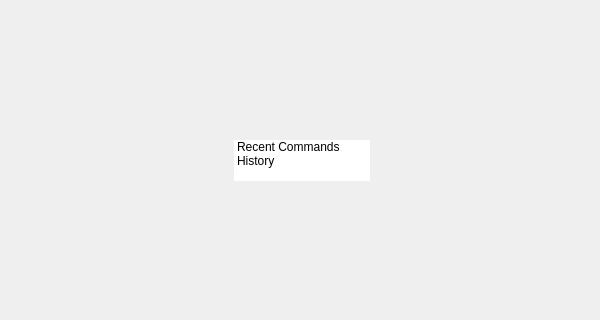
Before: the Qt Designer form tentacle/ui/main.lower#submenu.ui in m3trik/tentacle, drawn with Qt 5; both pictures show x 0 to 600 and y 129 to 449 of the 600 by 604 pixel window.
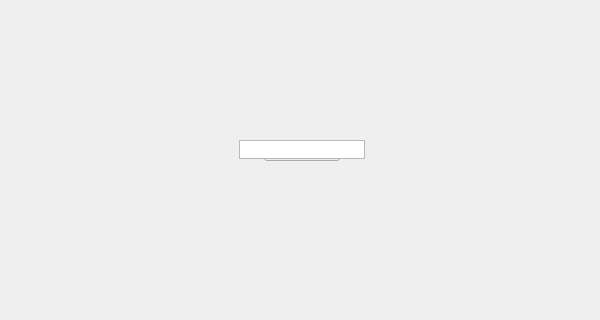
After: the same form once the commit is applied. Custom widgets are drawn as their Qt base class.

```diff
--- a/tentacle/ui/main.lower#submenu.ui
+++ b/tentacle/ui/main.lower#submenu.ui
@@ -87,17 +87,20 @@
       <widget class="ListWidget" name="lw000">
        <property name="geometry">
         <rect>
-         <x>225</x>
+         <x>230</x>
          <y>260</y>
-         <width>136</width>
-         <height>41</height>
+         <width>126</width>
+         <height>19</height>
         </rect>
        </property>
-       <property name="layoutDirection">
-        <enum>Qt::LeftToRight</enum>
+       <property name="sizePolicy">
+        <sizepolicy hsizetype="Maximum" vsizetype="Expanding">
+         <horstretch>0</horstretch>
+         <verstretch>0</verstretch>
+        </sizepolicy>
        </property>
        <property name="frameShape">
-        <enum>QFrame::NoFrame</enum>
+        <enum>QFrame::StyledPanel</enum>
        </property>
        <property name="frameShadow">
         <enum>QFrame::Plain</enum>
@@ -117,16 +120,9 @@
        <property name="resizeMode">
         <enum>QListView::Adjust</enum>
        </property>
-       <item>
-        <property name="text">
-         <string>Recent Commands</string>
-        </property>
-       </item>
-       <item>
-        <property name="text">
-         <string>History</string>
-        </property>
-       </item>
+       <property name="uniformItemSizes">
+        <bool>false</bool>
+       </property>
       </widget>
      </widget>
     </item>
```
Left out of the diff: 7 changed lines with no effect on the pictures.
